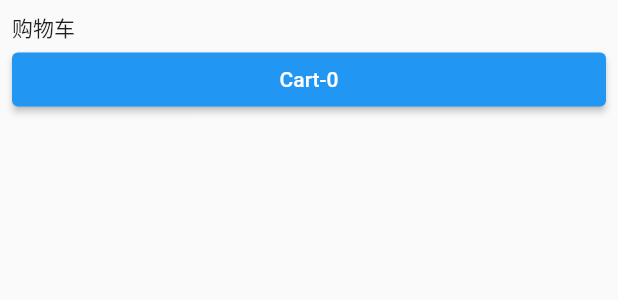
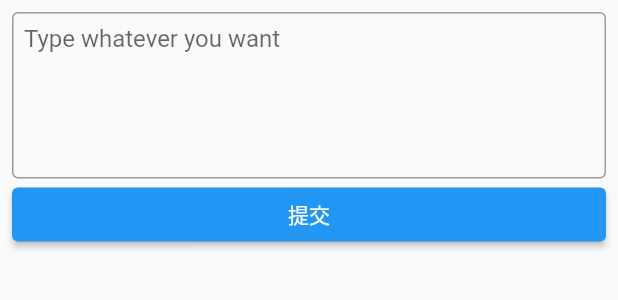
Before and after one commit to xiaomingTang/flutter_app, a Flutter app: the Cart widget shown alone on an empty page, opened directly, on a phone screen of 412 x 824 dp. Shown: the top 300 px of the screen. Run offline on Flutter 3.47's test engine with Material 2 defaults, Android fonts, the phone set to English and light mode, and no system bars; our stand-ins replace device_info, dio, flutter_swiper, fluttertoast, shared_preferences, webview_flutter; missing offline and left inert: quick_actions; accounts and stored records are empty; generated files the repository leaves out were written again; network calls fail.

Commit message:
初步解决了PageView中切换页面后键盘依旧存在的bug

```diff
--- a/lib/components/Link.dart
+++ b/lib/components/Link.dart
@@ -1,7 +1,5 @@
 import 'package:flutter/material.dart';
 import 'package:flutter_app/pages/Webview.dart';
-
-import 'package:flutter_app/pages/main.dart' as Pages;
 
 class Link extends StatelessWidget {
   final String href;
@@ -12,7 +10,7 @@ class Link extends StatelessWidget {
   final bool openInWebview;
   final String title;
   // 仅在 openInWebview 为 true 时有效
-  final Pages.OnMessageCallback onMessage;
+  final OnMessageCallback onMessage;
 
   Link({
     @required this.href,
@@ -29,7 +27,7 @@ class Link extends StatelessWidget {
       child: child,
       onTap: () {
         if (openInWebview) {
-          Pages.navOnWebview(
+          navOnWebview(
             context: context,
             path: href,
             onMessage: onMessage,
--- a/lib/components/WebTreeComp.dart
+++ b/lib/components/WebTreeComp.dart
@@ -2,7 +2,6 @@ import 'package:flutter/material.dart';
 import 'package:flutter_app/components/TImageIcon.dart';
 import 'package:flutter_app/models/index.dart';
 import 'package:flutter_app/pages/Webview.dart';
-import 'package:flutter_app/pages/main.dart' as Pages;
 import 'package:flutter_app/utils/constants.dart';
 import 'package:fluttertoast/fluttertoast.dart';
 
@@ -61,7 +60,7 @@ class _WebTreeCompState extends State<WebTreeComp> {
                 ),
               );
             } else if (isLink) {
-              Pages.navOnWebview(
+              navOnWebview(
                 context: context,
                 path: link,
                 appBar: geneAppBar(
--- a/lib/pages/Cart.dart
+++ b/lib/pages/Cart.dart
@@ -1,4 +1,6 @@
 import 'package:flutter/material.dart';
+import 'package:flutter_app/components/DismissKeyboard.dart';
+import 'package:flutter_app/utils/log.dart';
 import 'package:fluttertoast/fluttertoast.dart';
 
 class Cart extends StatefulWidget {
@@ -7,10 +9,30 @@ class Cart extends StatefulWidget {
 }
 
 class _CartState extends State<Cart> {
-  int _state = 0;
+  TextEditingController _controller;
+  String get _text {
+    return _controller.text.trim();
+  }
+
+  @override
+  void initState() {
+    super.initState();
+    _controller = TextEditingController();
+  }
+
+  @override
+  void dispose() {
+    _controller.dispose();
+    super.dispose();
+  }
+
+  void _submit() {
+    logWarn(_controller.text);
+  }
 
   @override
   Widget build(BuildContext context) {
+    final _node = FocusScope.of(context);
     return RefreshIndicator(
       child: SingleChildScrollView(
         // 加了 constraints minHeight, 所以不需要 AlwaysScrollableScrollPhysics
@@ -25,15 +47,29 @@ class _CartState extends State<Cart> {
             child: Column(
               crossAxisAlignment: CrossAxisAlignment.start,
               children: [
-                Text("购物车"),
+                TextField(
+                  // 如果在 PageView + KeepAlivePage 中使用 autofocus
+                  // 页面在 KeepAlive 之后就不会 autofocus 了
+                  // 所以还是不用了
+                  controller: _controller,
+                  maxLines: 5,
+                  decoration: InputDecoration(
+                    border: OutlineInputBorder(),
+                    hintText: 'Type whatever you want',
+                    contentPadding: EdgeInsets.all(8),
+                  ),
+                  onChanged: (value) {
+                    setState(() {});
+                  },
+                ),
+                if (_text.isNotEmpty) Text(_text),
                 SizedBox(
                   width: double.infinity,
                   child: ElevatedButton(
-                    child: Text("Cart-$_state"),
+                    child: Text("提交"),
                     onPressed: () {
-                      setState(() {
-                        _state += 1;
-                      });
+                      _node.unfocus();
+                      _submit();
                     },
                   ),
                 ),
```
Also changed, not shown: lib/components/DismissKeyboard.dart (added, +65 -0 lines), lib/pages/LmApp/main.dart (+19 -10 lines), lib/pages/Sign.dart (+33 -15 lines), lib/pages/main.dart (deleted, +0 -8 lines), lib/utils/validator.dart (+4 -8 lines).
